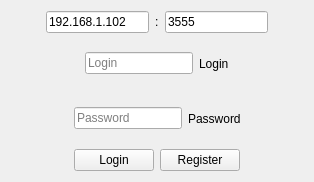
blabu/CommunicationUI, file Startup.ui: the form before one commit.
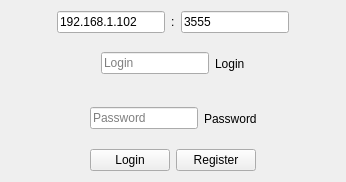
The form after the commit.

```diff
--- a/Startup.ui
+++ b/Startup.ui
@@ -6,16 +6,28 @@
    <rect>
     <x>0</x>
     <y>0</y>
-    <width>314</width>
+    <width>346</width>
     <height>182</height>
    </rect>
   </property>
+  <property name="sizePolicy">
+   <sizepolicy hsizetype="Fixed" vsizetype="Fixed">
+    <horstretch>0</horstretch>
+    <verstretch>0</verstretch>
+   </sizepolicy>
+  </property>
+  <property name="focusPolicy">
+   <enum>Qt::TabFocus</enum>
+  </property>
   <property name="windowTitle">
    <string>Form</string>
   </property>
   <layout class="QVBoxLayout" name="verticalLayout_2">
    <item>
-    <layout class="QVBoxLayout" name="verticalLayout">
+    <layout class="QVBoxLayout" name="baseLayout">
+     <property name="sizeConstraint">
+      <enum>QLayout::SetNoConstraint</enum>
+     </property>
      <item>
       <layout class="QHBoxLayout" name="horizontalLayout_4">
        <item>
```
Left out of the diff: 2 changed lines with no effect on the pictures.
